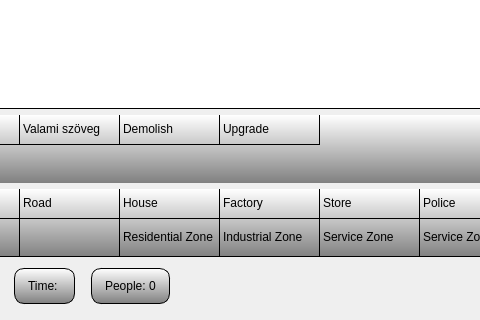
This is src/view/GamePage.ui in fmarkyy98/qt-city as Qt 5 draws it before an edit; both pictures show x 91 to 571 and y 241 to 561 of the 915 by 561 pixel window. The edited form follows.
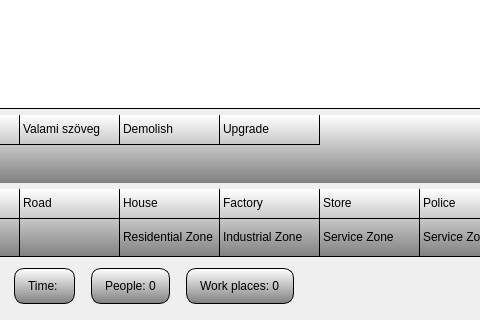
This is the edited form. Icons and pictures are not drawn.

Patch:
```diff
--- a/src/view/GamePage.ui
+++ b/src/view/GamePage.ui
@@ -6716,6 +6716,30 @@
          </property>
         </widget>
        </item>
+       <item>
+        <widget class="QLabel" name="label_6">
+         <property name="styleSheet">
+          <string notr="true">background-color: qlineargradient(x1: 0, y1: 0, x2: 0, y2: 1, stop: 0 white, stop: 1 grey);
+border-style: solid;
+border-color: black;
+border-width: 1px;
+margin: 5px;
+padding: 10px;
+border-radius: 10px;
+color: black;</string>
+         </property>
+         <property name="text">
+          <string>Work places: 0</string>
+         </property>
+        </widget>
+       </item>
+       <item>
+        <widget class="QLabel" name="label_5">
+         <property name="text">
+          <string/>
+         </property>
+        </widget>
+       </item>
        <item>
         <spacer name="horizontalSpacer_3">
          <property name="orientation">
```
